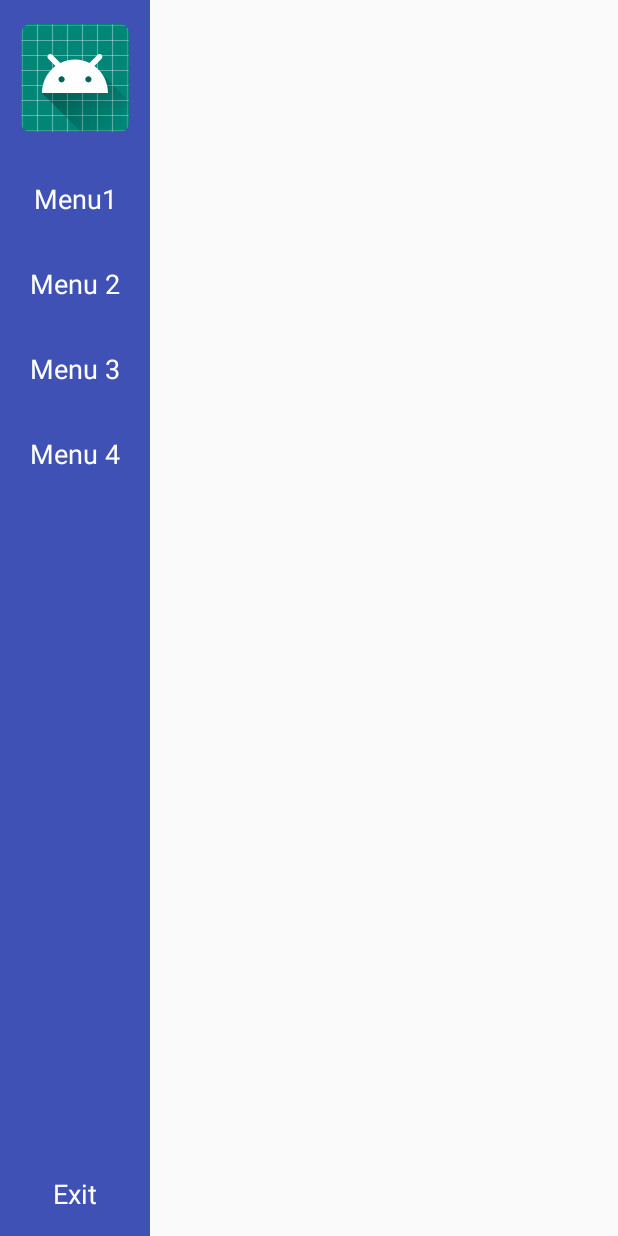
After one commit to ticktakclock/MotionLayoutSamaple, an Android app: the layout motion_11_menu.xml on its own in the app's theme, with its tools: preview values and no code run, on a phone screen of 412 x 824 dp. The commit adds this screen. Run offline under Robolectric (Android 15) with nearby library versions, the phone set to English and light mode, and no system bars.

Commit message:
Add motion sample 11

```diff
--- a/app/src/main/java/com/github/ticktakclock/motionlayoutsample/MainActivity.kt
+++ b/app/src/main/java/com/github/ticktakclock/motionlayoutsample/MainActivity.kt
@@ -18,7 +18,9 @@ class MainActivity : AppCompatActivity() {
         Sample("Sample 7", "Using KeyFrameSet and KeyCycle", R.layout.motion_07),
         Sample("Sample 8", "Multi ui animation", R.layout.motion_08),
         Sample("Sample 9", "Floating action button, speed dial", R.layout.motion_09),
-        Sample("Sample 10", "Using in header of CoordinatorLayout", R.layout.motion_10)
+        Sample("Sample 10", "Using in header of CoordinatorLayout", R.layout.motion_10),
+        Sample("Sample 11", "Swipe right drawer sample. Using in menu and content of DrawerLayout", R.layout.motion_11)
+
     )
 
     override fun onCreate(savedInstanceState: Bundle?) {
--- /dev/null
+++ b/app/src/main/res/layout/motion_11_menu.xml
@@ -0,0 +1,81 @@
+<?xml version="1.0" encoding="utf-8"?>
+<androidx.constraintlayout.widget.ConstraintLayout xmlns:android="http://schemas.android.com/apk/res/android"
+    xmlns:app="http://schemas.android.com/apk/res-auto"
+    xmlns:tools="http://schemas.android.com/tools"
+    android:id="@+id/motionLayout"
+    android:layout_width="100dp"
+    android:layout_height="match_parent"
+    android:layout_gravity="start"
+    android:background="#3F51B5"
+    tools:showPaths="true">
+
+    <ImageView
+        android:id="@+id/imageView"
+        android:layout_width="wrap_content"
+        android:layout_height="wrap_content"
+        android:layout_marginTop="16dp"
+        app:layout_constraintEnd_toEndOf="parent"
+        app:layout_constraintStart_toStartOf="parent"
+        app:layout_constraintTop_toTopOf="parent"
+        app:srcCompat="@mipmap/ic_launcher_round" />
+
+    <TextView
+        android:id="@+id/menu_title1"
+        android:layout_width="wrap_content"
+        android:layout_height="wrap_content"
+        android:layout_marginTop="32dp"
+        android:text="Menu1"
+        android:textColor="#FFFFFF"
+        android:textSize="18sp"
+        app:layout_constraintEnd_toEndOf="parent"
+        app:layout_constraintStart_toStartOf="parent"
+        app:layout_constraintTop_toBottomOf="@+id/imageView" />
+
+    <TextView
+        android:id="@+id/menu_title2"
+        android:layout_width="wrap_content"
+        android:layout_height="wrap_content"
+        android:layout_marginTop="32dp"
+        android:text="Menu 2"
+        android:textColor="#FFFFFF"
+        android:textSize="18sp"
+        app:layout_constraintEnd_toEndOf="parent"
+        app:layout_constraintStart_toStartOf="parent"
+        app:layout_constraintTop_toBottomOf="@+id/menu_title1" />
+
+    <TextView
+        android:id="@+id/menu_title3"
+        android:layout_width="wrap_content"
+        android:layout_height="wrap_content"
+        android:layout_marginTop="32dp"
+        android:text="Menu 3"
+        android:textColor="#FFFFFF"
+        android:textSize="18sp"
+        app:layout_constraintEnd_toEndOf="parent"
+        app:layout_constraintStart_toStartOf="parent"
+        app:layout_constraintTop_toBottomOf="@+id/menu_title2" />
+
+    <TextView
+        android:id="@+id/menu_title4"
+        android:layout_width="wrap_content"
+        android:layout_height="wrap_content"
+        android:layout_marginTop="32dp"
+        android:text="Menu 4"
+        android:textColor="#FFFFFF"
+        android:textSize="18sp"
+        app:layout_constraintEnd_toEndOf="parent"
+        app:layout_constraintStart_toStartOf="parent"
+        app:layout_constraintTop_toBottomOf="@+id/menu_title3" />
+
+    <TextView
+        android:id="@+id/menu_title5"
+        android:layout_width="wrap_content"
+        android:layout_height="wrap_content"
+        android:layout_marginBottom="16dp"
+        android:text="Exit"
+        android:textColor="#FFFFFF"
+        android:textSize="18sp"
+        app:layout_constraintBottom_toBottomOf="parent"
+        app:layout_constraintEnd_toEndOf="parent"
+        app:layout_constraintStart_toStartOf="parent" />
+</androidx.constraintlayout.widget.ConstraintLayout>
```
Also changed, not shown: app/src/main/java/com/github/ticktakclock/motionlayoutsample/Sample11MotionLayout.kt (added, +40 -0 lines), app/src/main/res/layout/motion_11.xml (added, +11 -0 lines), app/src/main/res/layout/motion_11_content.xml (added, +13 -0 lines), app/src/main/res/xml/scene_11.xml (added, +40 -0 lines).
